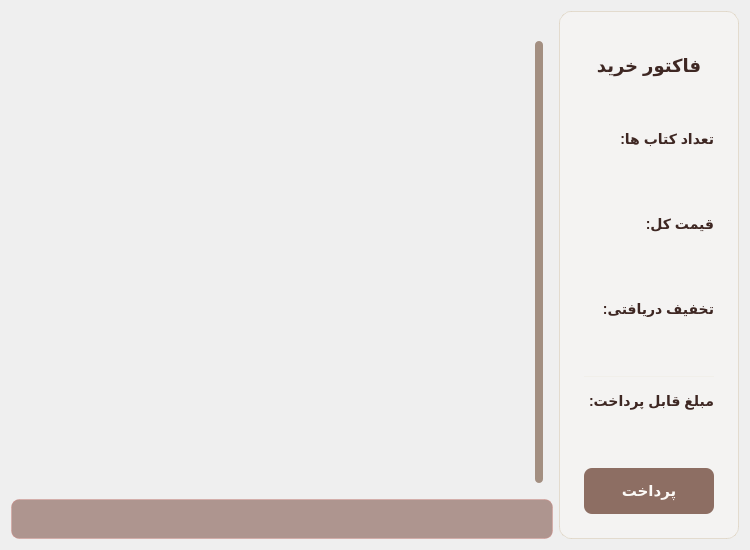
Onyx1907/Lumina-EBook-Platform, file Client/user/cartwidget.ui: the form before one commit.
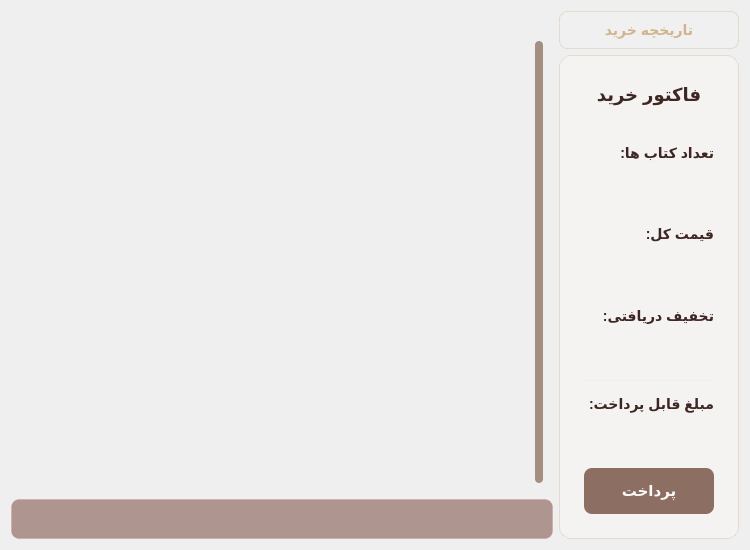
The form after the commit. Icons and pictures are not drawn.

```diff
--- a/Client/user/cartwidget.ui
+++ b/Client/user/cartwidget.ui
@@ -125,11 +125,53 @@
     </layout>
    </item>
    <item>
+    <layout class="QVBoxLayout" name="verticalLayout_4">
+     <item>
+      <widget class="QPushButton" name="back_pushButton">
+       <property name="minimumSize">
+        <size>
+         <width>90</width>
+         <height>38</height>
+        </size>
+       </property>
+       <property name="styleSheet">
+        <string notr="true">QPushButton {
+    background-color: rgba(255, 255, 255, 0.08); /* پس‌زمینه شیشه‌ای بسیار ملو */
+    border: 1px solid rgba(193, 154, 107, 0.25); /* مرز کاراملی شفاف */
+    border-radius: 8px; /* گوشه‌های نرم کلاسیک */
+    color: #D2B48C; /* رنگ متنی خامه ای/نسکافه‌ای روشن */
+    font-size: 14px;
+    font-weight: bold;
+    font-family: &quot;Segoe UI&quot;, &quot;Tahoma&quot;;
+    padding: 6px 14px;
+    min-height: 24px;
+}
+
+/* حالت Hover (وقتی موس روی دکمه می‌رود) */
+QPushButton:hover {
+    background-color: rgba(139, 90, 43, 0.35); /* شیشه کاراملی غلیظ‌تر */
+    border: 1px solid #C19A6B; /* لبه طلایی خامه ای */
+    color: #FFF; /* متن کاملا سفید و درخشان */
+}
+
+/* حالت Pressed (وقتی روی دکمه کلیک می‌شود) */
+QPushButton:pressed {
+    background-color: rgba(111, 78, 55, 0.6); /* رنگ قهوه‌ای تیره فشرده شده */
+    border: 1px solid #8B5A2B;
+    padding-left: 16px; /* افکت کلیک کوچک ملو (متمایل شدن متن به راست) */
+}</string>
+       </property>
+       <property name="text">
+        <string>تاریخچه خرید</string>
+       </property>
+      </widget>
+     </item>
+     <item>
     <widget class="QFrame" name="invoice_frame">
      <property name="minimumSize">
       <size>
        <width>180</width>
-       <height>500</height>
+         <height>300</height>
       </size>
      </property>
      <property name="maximumSize">
@@ -231,6 +273,12 @@
      <layout class="QVBoxLayout" name="verticalLayout_3">
       <item>
        <widget class="QLabel" name="title_label">
+          <property name="maximumSize">
+           <size>
+            <width>16777215</width>
+            <height>50</height>
+           </size>
+          </property>
         <property name="text">
          <string>فاکتور خرید</string>
         </property>
@@ -327,6 +375,8 @@
       </item>
      </layout>
     </widget>
+     </item>
+    </layout>
    </item>
   </layout>
  </widget>
```
Lines whose indentation alone changed are shown as unchanged.
